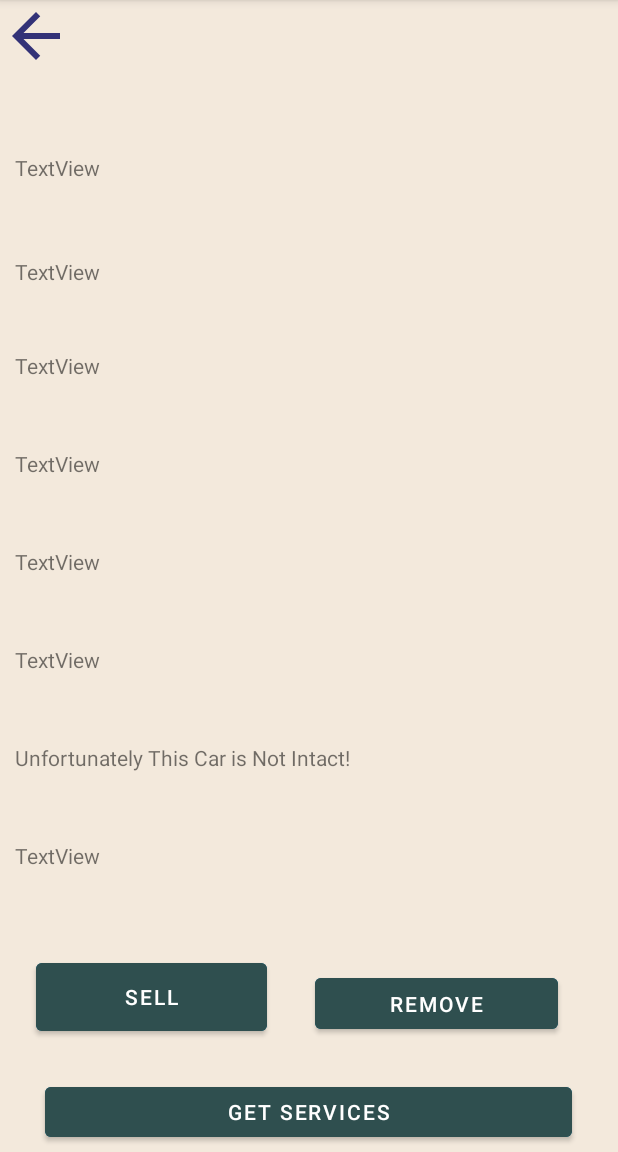
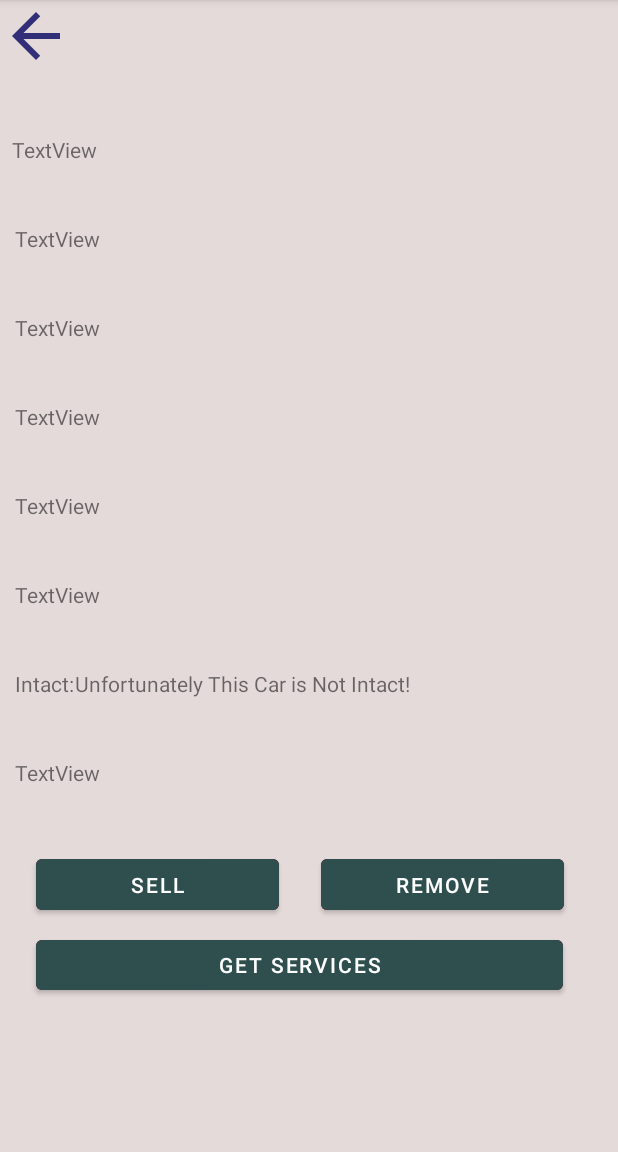
Before and after one commit to kahbodaeini/Garage, an Android app: the CarActivity screen opened directly, with no data from a screen before it, on a phone screen of 412 x 824 dp, the part 84-1236 px from its top. Run offline under Robolectric (Android 15) with nearby library versions, the phone set to English and light mode, and no system bars; our stand-ins replace navigation-ui; 13 statements that could not run were skipped.

```diff
--- a/app/src/main/java/com/example/garage/SignUpActivity.java
+++ b/app/src/main/java/com/example/garage/SignUpActivity.java
@@ -68,7 +68,6 @@
                     String lastName = lastNameTextView.getText().toString();
                     String password = passwordTextView.getText().toString();
                     String budgetString = budgetTextView.getText().toString();
-
                     try {
                         double budget = Double.parseDouble(budgetString);
                         try {
--- a/app/src/main/res/layout/all_users.xml
+++ b/app/src/main/res/layout/all_users.xml
@@ -102,6 +102,7 @@
                         android:id="@+id/username"
                         android:layout_width="60dp"
                         android:layout_height="15dp"
+                        android:layout_marginEnd="60dp"
                         android:layout_marginBottom="1dp"
                         android:text="TextView"
                         app:layout_constraintBottom_toBottomOf="parent"
--- a/app/src/main/res/layout/car_layout.xml
+++ b/app/src/main/res/layout/car_layout.xml
@@ -39,8 +39,8 @@
         android:id="@+id/car_owner"
         android:layout_width="393dp"
         android:layout_height="49dp"
-        android:layout_marginStart="10dp"
-        android:layout_marginTop="22dp"
+        android:layout_marginStart="8dp"
+        android:layout_marginTop="10dp"
         android:text="TextView"
         app:layout_constraintStart_toStartOf="parent"
         app:layout_constraintTop_toBottomOf="@+id/car_layouts"
@@ -51,7 +51,7 @@
         android:layout_width="393dp"
         android:layout_height="49dp"
         android:layout_marginStart="10dp"
-        android:layout_marginTop="20dp"
+        android:layout_marginTop="10dp"
         android:text="TextView"
         app:layout_constraintStart_toStartOf="parent"
         app:layout_constraintTop_toBottomOf="@+id/car_owner"
@@ -62,7 +62,7 @@
         android:layout_width="393dp"
         android:layout_height="49dp"
         android:layout_marginStart="10dp"
-        android:layout_marginTop="13dp"
+        android:layout_marginTop="10dp"
         android:text="TextView"
         app:layout_constraintStart_toStartOf="parent"
         app:layout_constraintTop_toBottomOf="@+id/car_company"
@@ -73,7 +73,7 @@
         android:layout_width="393dp"
         android:layout_height="49dp"
         android:layout_marginStart="10dp"
-        android:layout_marginTop="16dp"
+        android:layout_marginTop="10dp"
         android:text="TextView"
         app:layout_constraintStart_toStartOf="parent"
         app:layout_constraintTop_toBottomOf="@+id/car_type"
@@ -84,7 +84,7 @@
         android:layout_width="393dp"
         android:layout_height="49dp"
         android:layout_marginStart="10dp"
-        android:layout_marginTop="16dp"
+        android:layout_marginTop="10dp"
         android:text="TextView"
         app:layout_constraintStart_toStartOf="parent"
         app:layout_constraintTop_toBottomOf="@+id/car_sign"
@@ -95,7 +95,7 @@
         android:layout_width="393dp"
         android:layout_height="49dp"
         android:layout_marginStart="10dp"
-        android:layout_marginTop="16dp"
+        android:layout_marginTop="10dp"
         android:text="TextView"
         app:layout_constraintStart_toStartOf="parent"
         app:layout_constraintTop_toBottomOf="@+id/car_year"
@@ -106,7 +106,7 @@
         android:layout_width="393dp"
         android:layout_height="49dp"
         android:layout_marginStart="10dp"
-        android:layout_marginTop="16dp"
+        android:layout_marginTop="10dp"
         android:text="TextView"
         app:layout_constraintStart_toStartOf="parent"
         app:layout_constraintTop_toBottomOf="@+id/car_color"
@@ -117,7 +117,7 @@
         android:layout_width="393dp"
         android:layout_height="49dp"
         android:layout_marginStart="10dp"
-        android:layout_marginTop="16dp"
+        android:layout_marginTop="10dp"
         android:text="TextView"
         app:layout_constraintStart_toStartOf="parent"
         app:layout_constraintTop_toBottomOf="@+id/car_intact"
@@ -125,10 +125,10 @@
 
     <Button
         android:id="@+id/sell_car"
-        android:layout_width="154dp"
-        android:layout_height="57dp"
+        android:layout_width="162dp"
+        android:layout_height="46dp"
         android:layout_marginStart="24dp"
-        android:layout_marginTop="26dp"
+        android:layout_marginTop="12dp"
         android:layout_marginEnd="40dp"
         android:backgroundTint="@color/buttons_color"
         android:text="SELL"
@@ -141,8 +141,8 @@
         android:id="@+id/remove_car"
         android:layout_width="162dp"
         android:layout_height="46dp"
-        android:layout_marginStart="32dp"
-        android:layout_marginTop="36dp"
+        android:layout_marginStart="28dp"
+        android:layout_marginTop="12dp"
         android:backgroundTint="@color/buttons_color"
         android:text="REMOVE"
         app:layout_constraintStart_toEndOf="@+id/sell_car"
@@ -153,8 +153,8 @@
         android:id="@+id/get_services"
         android:layout_width="351dp"
         android:layout_height="45dp"
-        android:layout_marginStart="30dp"
-        android:layout_marginTop="25dp"
+        android:layout_marginStart="24dp"
+        android:layout_marginTop="8dp"
         android:backgroundTint="@color/buttons_color"
         android:text="GET SERVICES"
         app:layout_constraintStart_toStartOf="parent"
--- a/app/src/main/res/layout/fragment_cars.xml
+++ b/app/src/main/res/layout/fragment_cars.xml
@@ -36,7 +36,7 @@
                     <ImageButton
                         android:text="car_image"
                         android:background="#ADD8E6"
-                        android:id="@+id/day_num"
+                        android:id="@+id/car_image"
                         android:layout_width="80dp"
                         android:layout_height="80dp" />
 
@@ -66,7 +66,7 @@
                             app:layout_constraintRight_toRightOf="parent"
                             app:layout_constraintTop_toTopOf="parent" />
 
-                        <Button
+                        <TextView
                             android:id="@+id/car_color"
                             android:layout_width="93dp"
                             android:layout_height="25dp"
@@ -74,7 +74,6 @@
                             android:layout_marginTop="44dp"
                             android:layout_marginEnd="72dp"
                             android:layout_marginRight="72dp"
-                            android:background="@drawable/round_button"
                             app:layout_constraintEnd_toEndOf="parent"
                             app:layout_constraintTop_toTopOf="parent" />
 
--- a/app/src/main/res/layout/user_layout.xml
+++ b/app/src/main/res/layout/user_layout.xml
@@ -17,7 +17,7 @@
             android:id="@+id/LinearLayout1"
             android:layout_width="match_parent"
             android:layout_height="wrap_content"
-            android:background="#7FFFD4"
+            android:background="#840032"
             android:orientation="horizontal"
             android:weightSum="8"
             tools:ignore="MissingConstraints">
@@ -42,7 +42,7 @@
                 android:gravity="center"
                 android:paddingRight="60dp"
                 android:text="name"
-                android:textColor="@color/titles_color"
+                android:textColor="@color/white"
                 android:textSize="25sp"
                 android:textStyle="italic"
                 tools:ignore="MissingConstraints"
@@ -56,7 +56,7 @@
             android:id="@+id/tabLayout"
             android:layout_width="match_parent"
             android:layout_height="wrap_content"
-            android:background="#7367"
+            android:background="#e59500"
             tools:ignore="MissingConstraints">
 
             <com.google.android.material.tabs.TabItem
--- a/app/src/main/res/values/colors.xml
+++ b/app/src/main/res/values/colors.xml
@@ -1,9 +1,9 @@
 <?xml version="1.0" encoding="utf-8"?>
 <resources>
-    <color name="buttons_color">#05668d</color>
-    <color name="titles_color">#02c39a</color>
-    <color name="background_color">#f3e9dc</color>
-    <color name="popup_color">#00a896</color>
+    <color name="buttons_color">#840032</color>
+    <color name="titles_color">#02040f</color>
+    <color name="background_color">#e5dada</color>
+    <color name="popup_color">#e59500</color>
 
 
     <color name="purple_200">#FFBB86FC</color>
```
Also changed, not shown: app/src/main/java/com/example/garage/AddCarActivity.java (+8 -7 lines), app/src/main/java/com/example/garage/CarActivity.java (+10 -9 lines), app/src/main/java/com/example/garage/CarsFragment.java (+13 -11 lines), app/src/main/java/com/example/garage/GuestUserActivity.java (+9 -5 lines).
